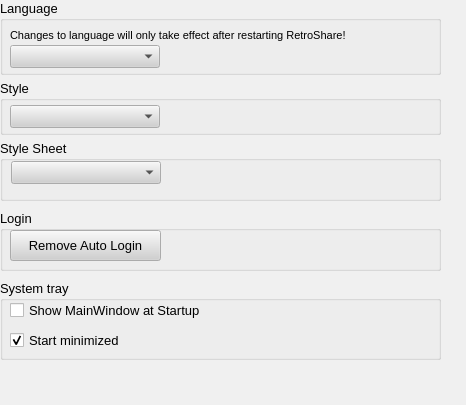
Above: retroshare-gui/src/gui/Preferences/GeneralDialog.ui from RetroShare/RetroShare before the change. Below: the same form after it.
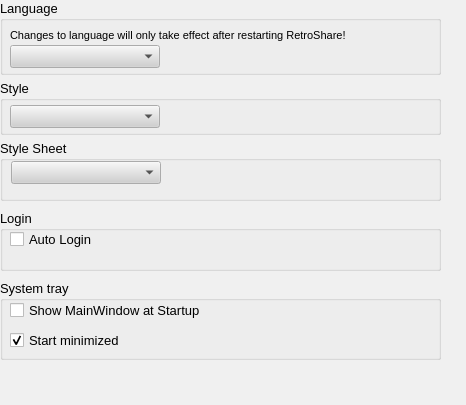
That is the form after the change.

Commit message: -ckeckbox for autologin, removed Button

What changed in the file:
```diff
--- a/retroshare-gui/src/gui/Preferences/GeneralDialog.ui
+++ b/retroshare-gui/src/gui/Preferences/GeneralDialog.ui
@@ -721,17 +721,17 @@
    <property name="title" >
     <string>Login</string>
    </property>
-   <widget class="QPushButton" name="autoButton" >
+   <widget class="QCheckBox" name="autologincheckBox" >
     <property name="geometry" >
      <rect>
       <x>10</x>
       <y>20</y>
-      <width>151</width>
-      <height>31</height>
+      <width>141</width>
+      <height>18</height>
      </rect>
     </property>
     <property name="text" >
-     <string>Remove Auto Login</string>
+     <string>Auto Login</string>
     </property>
    </widget>
   </widget>
```
Left out of the diff: 1 changed line with no effect on the pictures.
